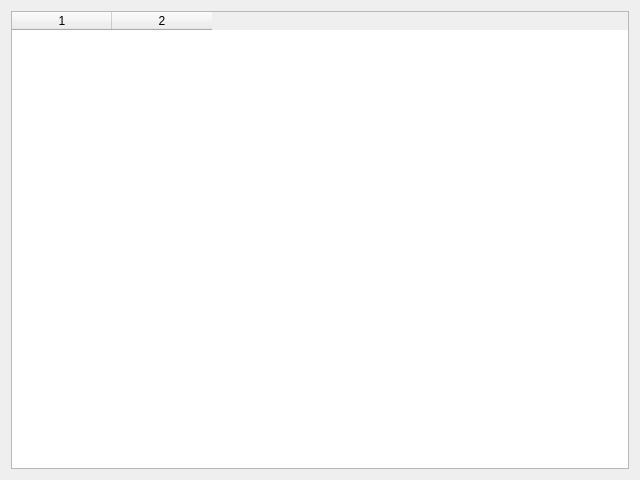
The window that ozwadmin-main/eventwindow.ui (OpenZWave/ozw-admin) describes before a commit, drawn with Qt 5.
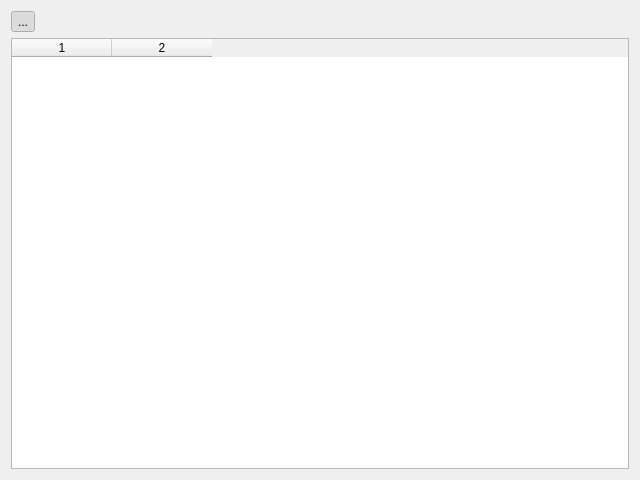
The same window after the commit. Icons and pictures are not drawn.

The edit to the form file:
```diff
--- a/ozwadmin-main/eventwindow.ui
+++ b/ozwadmin-main/eventwindow.ui
@@ -13,7 +13,31 @@
   <property name="windowTitle">
    <string>Form</string>
   </property>
-  <layout class="QHBoxLayout" name="horizontalLayout">
+  <layout class="QVBoxLayout" name="verticalLayout">
+   <item>
+    <widget class="QToolButton" name="pauseScroll">
+     <property name="text">
+      <string>...</string>
+     </property>
+     <property name="icon">
+      <iconset resource="ozwadmin-main.qrc">
+       <normaloff>:/res/buttonIcons/play.svg</normaloff>
+       <normalon>:/res/buttonIcons/pause.svg</normalon>:/res/buttonIcons/play.svg</iconset>
+     </property>
+     <property name="iconSize">
+      <size>
+       <width>12</width>
+       <height>12</height>
+      </size>
+     </property>
+     <property name="checkable">
+      <bool>true</bool>
+     </property>
+     <property name="checked">
+      <bool>true</bool>
+     </property>
+    </widget>
+   </item>
    <item>
     <widget class="QTableWidget" name="eventTable">
      <property name="columnCount">
```
Left out of the diff: 4 changed lines with no effect on the pictures.
